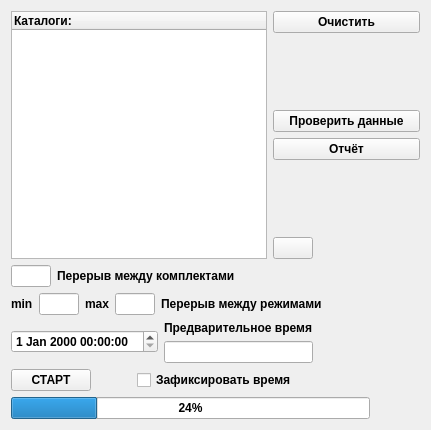
Before: the Qt Designer form source/timer/timeraepwidget.ui in VictorZ08/Path, drawn with Qt 5.
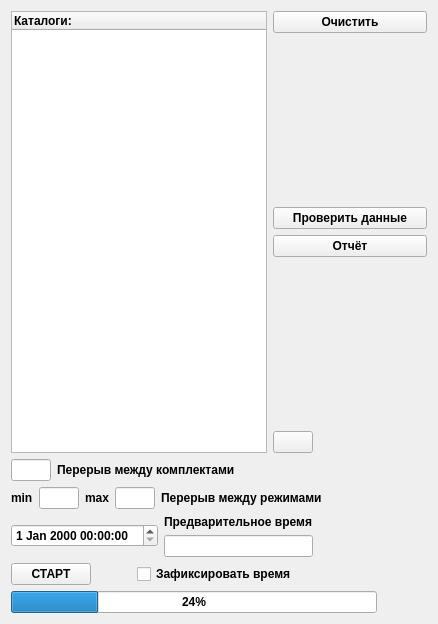
After: the same form once the commit is applied. Icons and pictures are not drawn.

Diff of the .ui file:
```diff
--- a/source/timer/timeraepwidget.ui
+++ b/source/timer/timeraepwidget.ui
@@ -9,8 +9,8 @@
    <rect>
     <x>0</x>
     <y>0</y>
-    <width>431</width>
-    <height>430</height>
+    <width>438</width>
+    <height>624</height>
    </rect>
   </property>
   <property name="sizePolicy">
@@ -266,7 +266,14 @@
             </widget>
            </item>
            <item>
-            <widget class="QLineEdit" name="m_previewTime_le"/>
+            <widget class="QLineEdit" name="m_previewTime_le">
+             <property name="maximumSize">
+              <size>
+               <width>150</width>
+               <height>16777215</height>
+              </size>
+             </property>
+            </widget>
            </item>
           </layout>
          </item>
```
